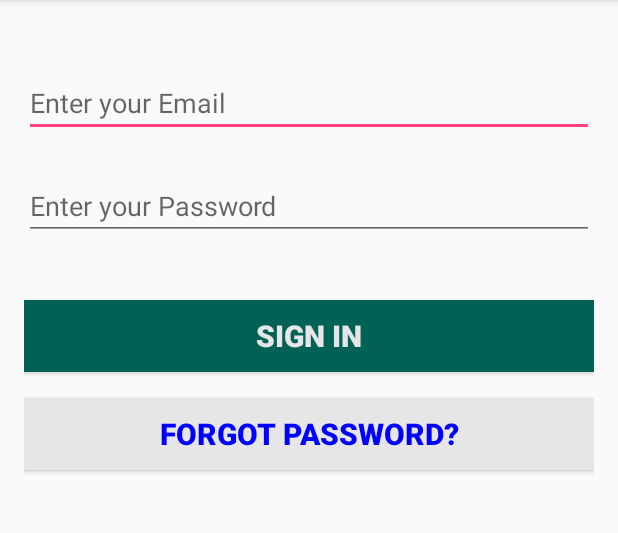
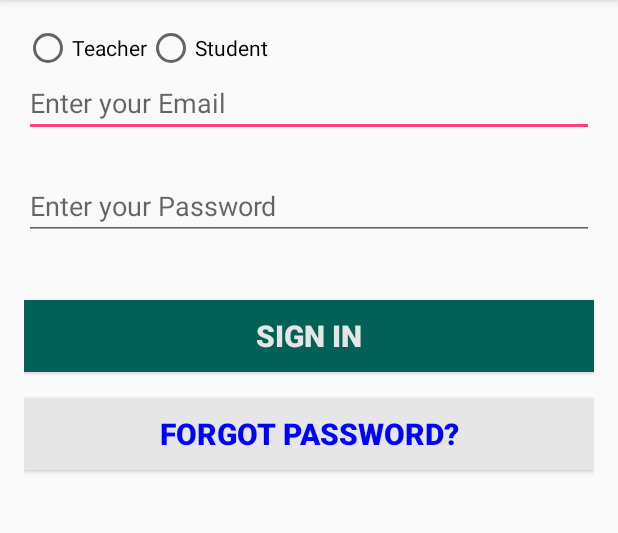
Before and after one commit to AnkitaKar1998/Authentication, an Android app: the screen it shows after launch (MainActivity), on a phone screen of 412 x 824 dp, the part 84-617 px from its top. Run offline under Robolectric (Android 15) with nearby library versions, the phone set to English and light mode, and no system bars; our stand-ins replace Firebase (no records; nobody signed in at launch, a user with empty details on screens opened directly).

Commit message:
Login as student and teacher done

```diff
--- a/app/src/main/java/com/example/divak/authentication/MainActivity.java
+++ b/app/src/main/java/com/example/divak/authentication/MainActivity.java
@@ -7,6 +7,7 @@ import android.os.Bundle;
 import android.view.View;
 import android.widget.Button;
 import android.widget.EditText;
+import android.widget.RadioGroup;
 import android.widget.Toast;
 
 import com.google.android.gms.tasks.OnCompleteListener;
@@ -23,6 +24,8 @@ public class MainActivity extends AppCompatActivity {
     Button btnSignIn,btnReset;
     //Button btnSignUp;
     EditText etEmail,etPassword;
+    RadioGroup loginAs;
+
     FirebaseAuth firebaseAuth;
     FirebaseUser user;
     private DatabaseReference RootRef;
@@ -43,6 +46,8 @@ public class MainActivity extends AppCompatActivity {
         btnReset =(Button)findViewById(R.id.btnReset);
         etEmail =(EditText)findViewById(R.id.etEmail);
         etPassword =(EditText)findViewById(R.id.etPassword);
+        loginAs = (RadioGroup) findViewById(R.id.rg_loginAs);
+
         //firebase part
         firebaseAuth = FirebaseAuth.getInstance();
         user = firebaseAuth.getCurrentUser();
@@ -68,18 +73,23 @@ public class MainActivity extends AppCompatActivity {
         btnSignIn.setOnClickListener(new View.OnClickListener() {
             @Override
             public void onClick(View view) {
+                final int selectedId = loginAs.getCheckedRadioButtonId();
                 String e=etEmail.getText().toString();
                 String p=etPassword.getText().toString();
                 firebaseAuth.signInWithEmailAndPassword(e,p).addOnCompleteListener(new OnCompleteListener<AuthResult>() {
                     @Override
                     public void onComplete(@NonNull Task<AuthResult> task) {
-                        if(task.isSuccessful())
-                        {
+                        if(task.isSuccessful()) {
                             CurrentUserId =firebaseAuth.getCurrentUser().getUid();
                             RootRef.child("Users").child(CurrentUserId).setValue("");
                             Toast.makeText(MainActivity.this, "Login Success", Toast.LENGTH_SHORT).show();
-                            Intent i=new Intent(MainActivity.this,TeacherActivity.class);
-                            startActivity(i);
+                            if(selectedId == R.id.rb_teacher) {
+                                Intent i=new Intent(MainActivity.this,TeacherActivity.class);
+                                startActivity(i);
+                            } else {
+                                Intent i=new Intent(MainActivity.this,StudentActivity.class);
+                                startActivity(i);
+                            }
                             finish();
                         }
                         else
--- a/app/src/main/res/layout/activity_main.xml
+++ b/app/src/main/res/layout/activity_main.xml
@@ -10,6 +10,26 @@
     android:paddingRight="@dimen/activity_horizontal_margin"
     android:paddingTop="@dimen/activity_vertical_margin"
     tools:context="com.example.divak.authentication.MainActivity">
+
+    <RadioGroup
+        android:id="@+id/rg_loginAs"
+        android:layout_width="match_parent"
+        android:layout_height="wrap_content"
+        android:orientation="horizontal">
+
+        <RadioButton
+            android:id="@+id/rb_teacher"
+            android:layout_width="wrap_content"
+            android:layout_height="wrap_content"
+            android:text="Teacher"/>
+
+        <RadioButton
+            android:id="@+id/rb_student"
+            android:layout_width="wrap_content"
+            android:layout_height="wrap_content"
+            android:text="Student"/>
+
+    </RadioGroup>
 
     <EditText
         android:id="@+id/etEmail"
```
Also changed, not shown: app/src/main/res/layout/activity_student.xml (+8 -2 lines).
